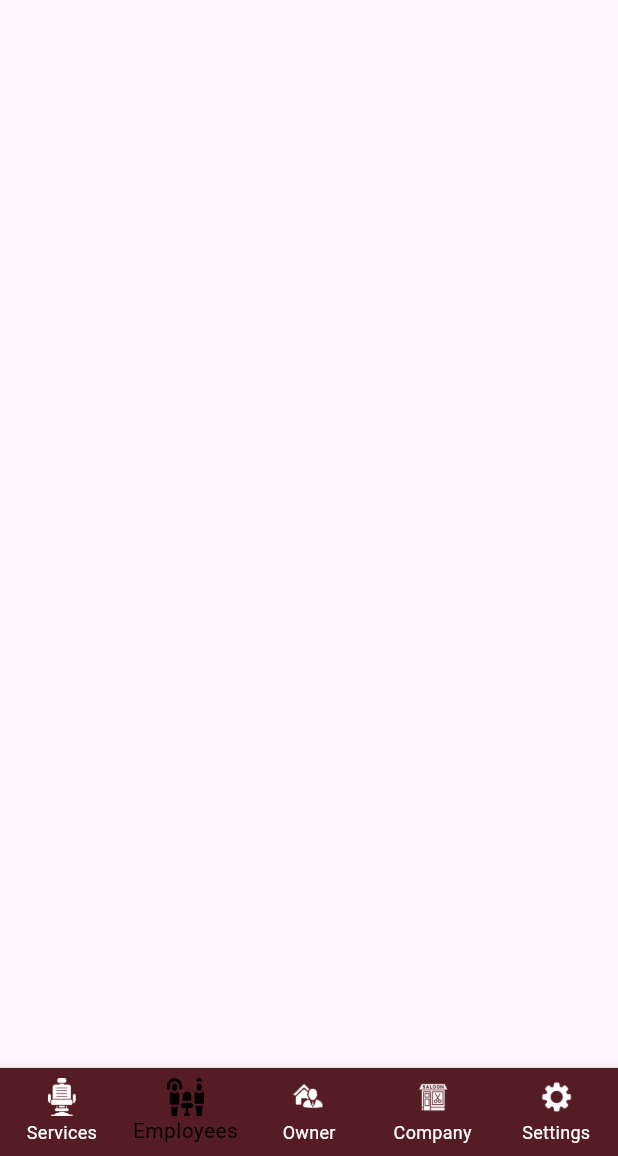
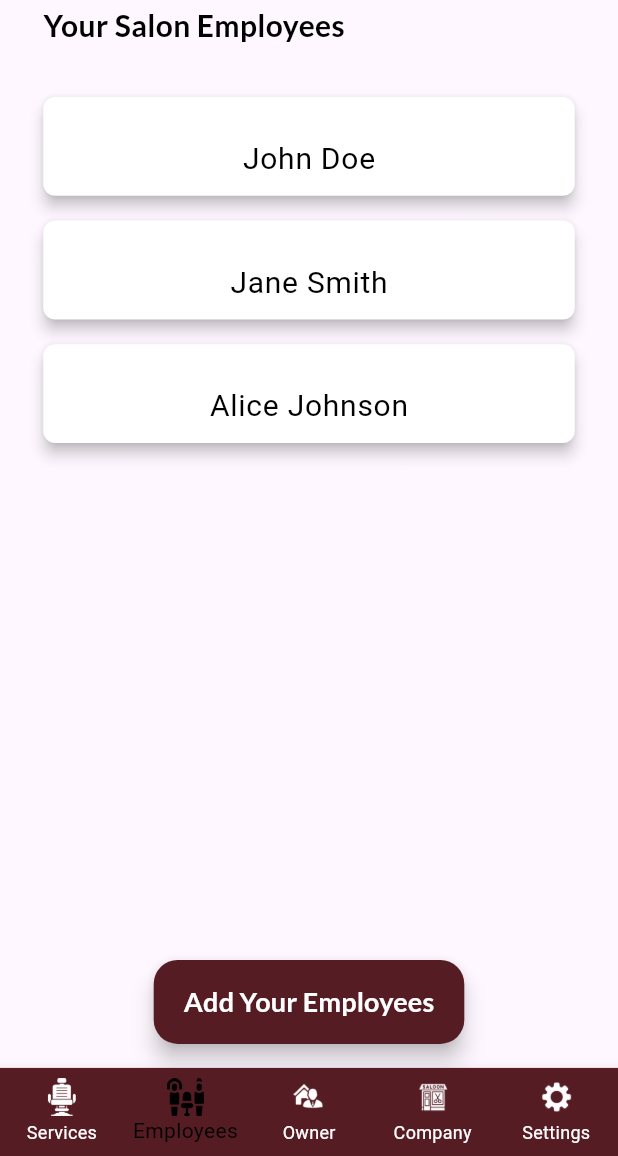
Before and after one commit to fathimanasrinvk/rab_salonapp, a Flutter app: the screen it shows after launch, item 2 of the bottom bar chosen, on a phone screen of 412 x 824 dp, the part 80-1236 px from its top. Run offline on Flutter 3.47's test engine with Material 3 defaults, Android fonts, the phone set to English and light mode, and no system bars; our stand-ins replace google_fonts; Roboto replaces fonts that are missing (Rakkas).

Commit message:
employees screen added

```diff
--- a/lib/presentation/employees_screen/view/employees_screen.dart
+++ b/lib/presentation/employees_screen/view/employees_screen.dart
@@ -1,5 +1,6 @@
 import 'package:flutter/material.dart';
 import 'package:rab_salon/core/common/drawer/custom_drawer.dart';
+import 'package:rab_salon/core/constants/color_constants.dart';
 import 'package:rab_salon/core/constants/text_styles.dart';
 
 class EmployeesScreen extends StatelessWidget {
@@ -9,10 +10,13 @@ class EmployeesScreen extends StatelessWidget {
   Widget build(BuildContext context) {
     var size = MediaQuery.sizeOf(context);
 
+    List<String>? employees = ["John Doe", "Jane Smith", "Alice Johnson"];
+
     List<Map<String, String>> branches = [
       {"branchName": " BRANCH", "location": "DOWNTOWN"},
       {"branchName": "BRANCH", "location": "DOWNTOWN"},
     ];
+
     return Scaffold(
       drawer: CustomDrawer(size: size, branches: branches),
       appBar: AppBar(
@@ -25,7 +29,75 @@ class EmployeesScreen extends StatelessWidget {
           ],
         ),
       ),
-
+      body: Padding(
+        padding: EdgeInsets.symmetric(horizontal: size.width * 0.07),
+        child: employees != null && employees.isNotEmpty
+            ? Column(
+                crossAxisAlignment: CrossAxisAlignment.start,
+                children: [
+                  Text(
+                    "Your Salon Employees",
+                    style: GLTextStyles.subheadding2(),
+                  ),
+                  SizedBox(height: size.height * 0.03),
+                  Expanded(
+                    child: ListView.builder(
+                      itemCount: employees.length,
+                      itemBuilder: (context, index) {
+                        return Card(
+                          color: ColorTheme.white,
+                          elevation: 4,
+                          margin:
+                              EdgeInsets.symmetric(vertical: size.width * .02),
+                          shape: RoundedRectangleBorder(
+                            borderRadius: BorderRadius.circular(8),
+                          ),
+                          child: Container(
+                            height: size.height *
+                                0.08, // Set desired height for the ListTile
+                            alignment: Alignment.center,
+                            child: ListTile(
+                              contentPadding: EdgeInsets.symmetric(
+                                  vertical: size.height * .016),
+                              title: Center(
+                                child: Text(
+                                  employees[index],
+                                  style: GLTextStyles.categorytext(),
+                                ),
+                              ),
+                            ),
+                          ),
+                        );
+                      },
+                    ),
+                  ),
+                ],
+              )
+            : Center(
+                child: Column(
+                  mainAxisAlignment: MainAxisAlignment.center,
+                  children: [
+                    Text(
+                      "No employees available",
+                      style: GLTextStyles.greytxt(),
+                    ),
+                    Text(
+                      "Add Your Employees",
+                      style: GLTextStyles.greytxt(),
+                    ),
+                  ],
+                ),
+              ),
+      ),
+      floatingActionButton: FloatingActionButton.extended(
+        backgroundColor: ColorTheme.maincolor,
+        onPressed: () {},
+        label: Text(
+          "Add Your Employees",
+          style: GLTextStyles.flaotingbuttontext(),
+        ),
+      ),
+      floatingActionButtonLocation: FloatingActionButtonLocation.centerFloat,
     );
   }
 }
--- a/lib/presentation/service_screen/controller/service_screen_controller.dart
+++ b/lib/presentation/service_screen/controller/service_screen_controller.dart
@@ -14,10 +14,7 @@ class ServiceController with ChangeNotifier {
   bool isLoading = false;
 
   ServiceController() {
-    // Initialize with all services
     filteredServices = allServices;
-
-    // Listen to search input changes
     searchController.addListener(() {
       searchServices(searchController.text);
     });
@@ -27,7 +24,7 @@ class ServiceController with ChangeNotifier {
     isLoading = true;
     notifyListeners();
 
-    Future.delayed(Duration(seconds: 1), () {
+    Future.delayed(Duration(milliseconds: 500), () {
       filteredServices = allServices
           .where(
               (service) => service.toLowerCase().contains(query.toLowerCase()))
```
Also changed, not shown: lib/presentation/service_screen/view/service_screen.dart (+22 -38 lines), lib/presentation/service_screen/widget/search_bar.dart (+8 -1 lines).
